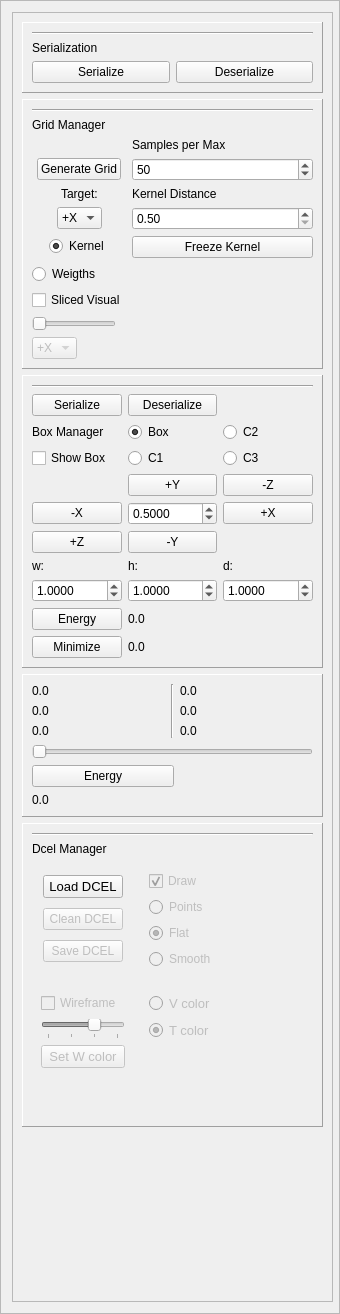
Qt form GUI/managers/enginemanager.ui (alemuntoni/HeightFieldDecomposition) before a commit.
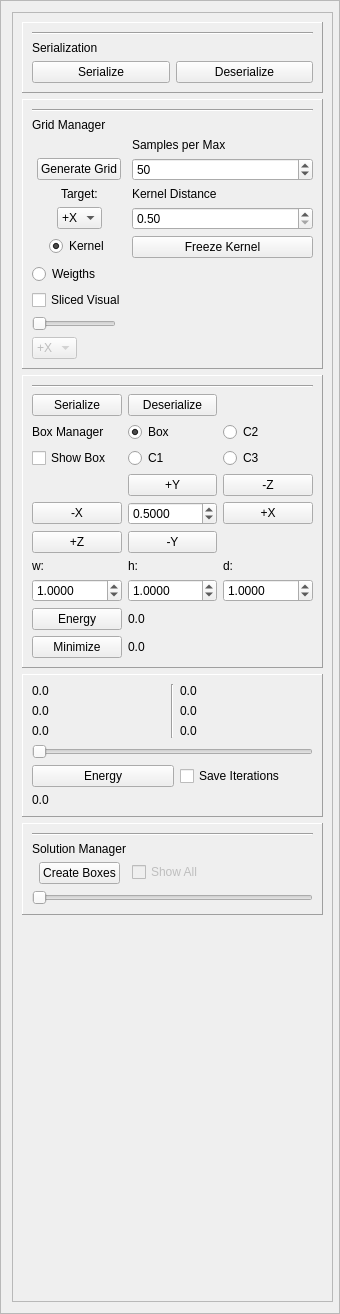
The same form after that commit.

```diff
--- a/GUI/managers/enginemanager.ui
+++ b/GUI/managers/enginemanager.ui
@@ -75,243 +75,35 @@
           <item row="1" column="0">
            <widget class="QLabel" name="label_9">
             <property name="text">
-             <string>Dcel Manager</string>
+             <string>Solution Manager</string>
             </property>
            </widget>
           </item>
           <item row="2" column="0">
-           <widget class="QFrame" name="frame1">
-            <layout class="QGridLayout" name="gridLayout_9">
-             <item row="0" column="0">
-              <widget class="QPushButton" name="loadDcelButton_2">
-               <property name="font">
-                <font>
-                 <pointsize>10</pointsize>
-                </font>
-               </property>
-               <property name="text">
-                <string>Load DCEL</string>
-               </property>
-              </widget>
-             </item>
-             <item row="1" column="0">
-              <widget class="QPushButton" name="cleanDcelButton_2">
-               <property name="enabled">
-                <bool>false</bool>
-               </property>
-               <property name="text">
-                <string>Clean DCEL</string>
-               </property>
-              </widget>
-             </item>
-             <item row="2" column="0">
-              <widget class="QPushButton" name="saveDcelButton_2">
-               <property name="enabled">
-                <bool>false</bool>
-               </property>
-               <property name="text">
-                <string>Save DCEL</string>
-               </property>
-              </widget>
-             </item>
-            </layout>
+           <widget class="QPushButton" name="createBoxesPushButton">
+            <property name="text">
+             <string>Create Boxes</string>
+            </property>
            </widget>
           </item>
           <item row="2" column="1">
-           <widget class="QFrame" name="frame2">
-            <layout class="QGridLayout" name="gridLayout_5">
-             <item row="0" column="0">
-              <widget class="QCheckBox" name="drawDcelCheckBox_2">
-               <property name="enabled">
-                <bool>false</bool>
-               </property>
-               <property name="text">
-                <string>Draw</string>
-               </property>
-               <property name="checked">
-                <bool>true</bool>
-               </property>
-              </widget>
-             </item>
-             <item row="1" column="0">
-              <widget class="QRadioButton" name="pointsDcelRadioButton_2">
-               <property name="enabled">
-                <bool>false</bool>
-               </property>
-               <property name="text">
-                <string>Points</string>
-               </property>
-              </widget>
-             </item>
-             <item row="2" column="0">
-              <widget class="QRadioButton" name="flatDcelRadioButton_2">
-               <property name="enabled">
-                <bool>false</bool>
-               </property>
-               <property name="text">
-                <string>Flat</string>
-               </property>
-               <property name="checked">
-                <bool>true</bool>
-               </property>
-              </widget>
-             </item>
-             <item row="3" column="0">
-              <widget class="QRadioButton" name="smoothDcelRadioButton_2">
-               <property name="enabled">
-                <bool>false</bool>
-               </property>
-               <property name="text">
-                <string>Smooth</string>
-               </property>
-               <property name="checked">
-                <bool>false</bool>
-               </property>
-              </widget>
-             </item>
-            </layout>
-           </widget>
-          </item>
-          <item row="3" column="0">
-           <widget class="QFrame" name="frame3">
-            <property name="frameShape">
-             <enum>QFrame::NoFrame</enum>
+           <widget class="QCheckBox" name="showAllSolutionsCheckBox">
+            <property name="enabled">
+             <bool>false</bool>
             </property>
-            <property name="frameShadow">
-             <enum>QFrame::Raised</enum>
+            <property name="text">
+             <string>Show All</string>
             </property>
-            <layout class="QGridLayout" name="gridLayout_6">
-             <item row="1" column="0">
-              <widget class="QSlider" name="wireframeWidthDcelSlider_2">
-               <property name="enabled">
-                <bool>false</bool>
-               </property>
-               <property name="minimum">
-                <number>1</number>
-               </property>
-               <property name="maximum">
-                <number>4</number>
-               </property>
-               <property name="singleStep">
-                <number>1</number>
-               </property>
-               <property name="value">
-                <number>3</number>
-               </property>
-               <property name="tracking">
-                <bool>false</bool>
-               </property>
-               <property name="orientation">
-                <enum>Qt::Horizontal</enum>
-               </property>
-               <property name="tickPosition">
-                <enum>QSlider::TicksBelow</enum>
-               </property>
-               <property name="tickInterval">
-                <number>1</number>
-               </property>
-              </widget>
-             </item>
-             <item row="0" column="0">
-              <widget class="QCheckBox" name="wireframeDcelCheckBox_2">
-               <property name="enabled">
-                <bool>false</bool>
-               </property>
-               <property name="text">
-                <string>Wireframe</string>
-               </property>
-              </widget>
-             </item>
-             <item row="2" column="0">
-              <widget class="QPushButton" name="wireframeColorDcelButton_2">
-               <property name="enabled">
-                <bool>false</bool>
-               </property>
-               <property name="sizePolicy">
-                <sizepolicy hsizetype="Minimum" vsizetype="Preferred">
-                 <horstretch>0</horstretch>
-                 <verstretch>0</verstretch>
-                </sizepolicy>
-               </property>
-               <property name="font">
-                <font>
-                 <pointsize>10</pointsize>
-                </font>
-               </property>
-               <property name="text">
-                <string>Set W color</string>
-               </property>
-              </widget>
-             </item>
-             <item row="3" column="0">
-              <spacer name="verticalSpacer_4">
-               <property name="orientation">
-                <enum>Qt::Vertical</enum>
-               </property>
-               <property name="sizeHint" stdset="0">
-                <size>
-                 <width>20</width>
-                 <height>40</height>
-                </size>
-               </property>
-              </spacer>
-             </item>
-            </layout>
            </widget>
           </item>
-          <item row="3" column="1">
-           <widget class="QFrame" name="frame4">
-            <layout class="QGridLayout" name="gridLayout_7">
-             <item row="0" column="0">
-              <widget class="QRadioButton" name="vertexColorDcelRadioButton_2">
-               <property name="enabled">
-                <bool>false</bool>
-               </property>
-               <property name="font">
-                <font>
-                 <pointsize>10</pointsize>
-                </font>
-               </property>
-               <property name="text">
-                <string>V color</string>
-               </property>
-               <property name="checked">
-                <bool>false</bool>
-               </property>
-              </widget>
-             </item>
-             <item row="2" column="0">
-              <widget class="QRadioButton" name="triangleColorDcelRadioButton_2">
-               <property name="enabled">
-                <bool>false</bool>
-               </property>
-               <property name="font">
-                <font>
-                 <pointsize>10</pointsize>
-                </font>
-               </property>
-               <property name="text">
-                <string>T color</string>
-               </property>
-               <property name="checked">
-                <bool>true</bool>
-               </property>
-              </widget>
-             </item>
-             <item row="4" column="0" colspan="2">
-              <spacer name="verticalSpacer_5">
-               <property name="orientation">
-                <enum>Qt::Vertical</enum>
-               </property>
-               <property name="sizeHint" stdset="0">
-                <size>
-                 <width>20</width>
-                 <height>40</height>
-                </size>
-               </property>
-              </spacer>
-             </item>
-            </layout>
+          <item row="3" column="0" colspan="2">
+           <widget class="QSlider" name="solutionsSlider">
+            <property name="enabled">
+             <bool>false</bool>
+            </property>
+            <property name="orientation">
+             <enum>Qt::Horizontal</enum>
+            </property>
            </widget>
           </item>
          </layout>
@@ -653,6 +445,13 @@
             </property>
            </widget>
           </item>
+          <item row="5" column="2">
+           <widget class="QCheckBox" name="saveIterationsCheckBox">
+            <property name="text">
+             <string>Save Iterations</string>
+            </property>
+           </widget>
+          </item>
          </layout>
         </widget>
        </item>
```
Left out of the diff: 4 changed lines with no effect on the pictures.
